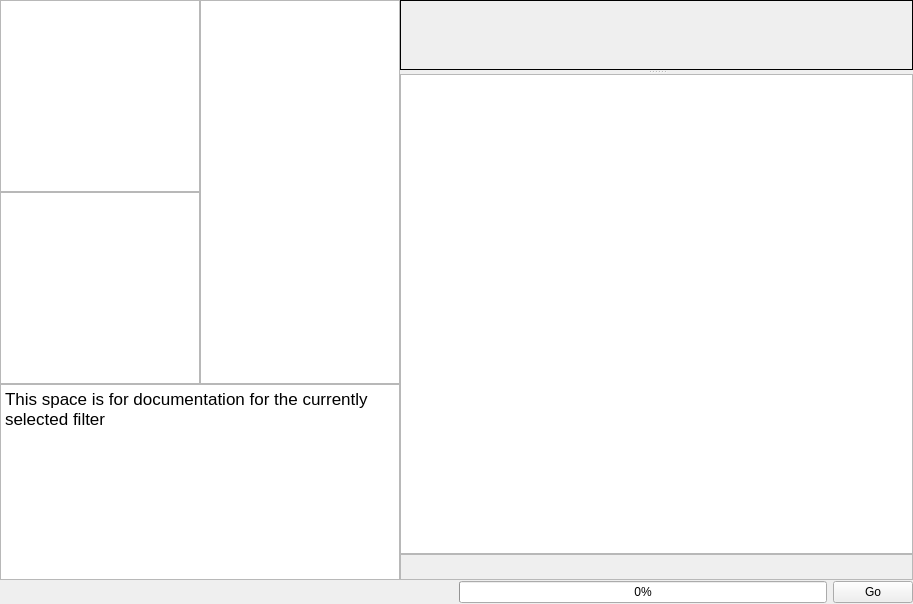
Above: Source/Plugins/PipelineBuilder/UI/PipelineBuilderWidget.ui from BlueQuartzSoftware/DREAM3D before the change. Below: the same form after it.
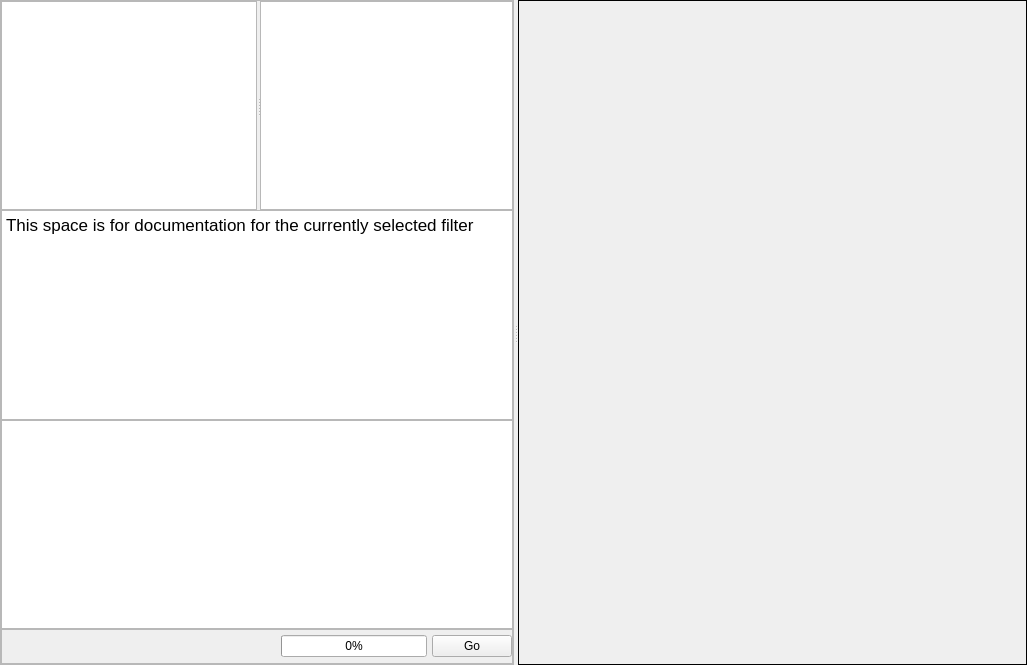
That is the form after the change. Icons and pictures are not drawn. Custom widgets are drawn as their Qt base class.

Commit message: Adjusting the UI for more space efficiency and better user control of the layout.

```diff
--- a/Source/Plugins/PipelineBuilder/UI/PipelineBuilderWidget.ui
+++ b/Source/Plugins/PipelineBuilder/UI/PipelineBuilderWidget.ui
@@ -6,13 +6,37 @@
    <rect>
     <x>0</x>
     <y>0</y>
-    <width>913</width>
-    <height>604</height>
+    <width>1027</width>
+    <height>665</height>
    </rect>
   </property>
   <property name="windowTitle">
    <string>Form</string>
   </property>
+  <layout class="QVBoxLayout" name="verticalLayout">
+   <property name="spacing">
+    <number>0</number>
+   </property>
+   <property name="margin">
+    <number>0</number>
+   </property>
+   <item>
+    <widget class="QSplitter" name="splitter_1">
+     <property name="styleSheet">
+      <string notr="true"> QSplitter::handle {
+	color: rgb(215, 215, 215);
+ }</string>
+     </property>
+     <property name="orientation">
+      <enum>Qt::Horizontal</enum>
+     </property>
+     <widget class="QFrame" name="frame">
+      <property name="frameShape">
+       <enum>QFrame::StyledPanel</enum>
+      </property>
+      <property name="frameShadow">
+       <enum>QFrame::Raised</enum>
+      </property>
   <layout class="QGridLayout" name="gridLayout_2">
    <property name="margin">
     <number>0</number>
@@ -20,28 +44,344 @@
    <property name="spacing">
     <number>0</number>
    </property>
-   <item row="0" column="0">
-    <layout class="QGridLayout" name="gridLayout">
+       <item row="1" column="0" colspan="2">
+        <widget class="QTextEdit" name="helpTextEdit">
+         <property name="sizePolicy">
+          <sizepolicy hsizetype="Preferred" vsizetype="Preferred">
+           <horstretch>0</horstretch>
+           <verstretch>0</verstretch>
+          </sizepolicy>
+         </property>
+         <property name="autoFillBackground">
+          <bool>false</bool>
+         </property>
+         <property name="readOnly">
+          <bool>true</bool>
+         </property>
+         <property name="html">
+          <string>&lt;!DOCTYPE HTML PUBLIC &quot;-//W3C//DTD HTML 4.0//EN&quot; &quot;http://www.w3.org/TR/REC-html40/strict.dtd&quot;&gt;
+&lt;html&gt;&lt;head&gt;&lt;meta name=&quot;qrichtext&quot; content=&quot;1&quot; /&gt;&lt;style type=&quot;text/css&quot;&gt;
+p, li { white-space: pre-wrap; }
+&lt;/style&gt;&lt;/head&gt;&lt;body style=&quot; font-family:'Lucida Grande'; font-size:13pt; font-weight:400; font-style:normal;&quot;&gt;
+&lt;p style=&quot; margin-top:0px; margin-bottom:0px; margin-left:0px; margin-right:0px; -qt-block-indent:0; text-indent:0px;&quot;&gt;This space is for documentation for the currently selected filter&lt;/p&gt;&lt;/body&gt;&lt;/html&gt;</string>
+         </property>
+        </widget>
+       </item>
+       <item row="2" column="0" colspan="2">
+        <widget class="QTextEdit" name="errorsTextEdit">
+         <property name="sizePolicy">
+          <sizepolicy hsizetype="Preferred" vsizetype="Preferred">
+           <horstretch>0</horstretch>
+           <verstretch>0</verstretch>
+          </sizepolicy>
+         </property>
+         <property name="styleSheet">
+          <string notr="true">QTextEdit {image: url(:/filterWidgetBorder.png);}</string>
+         </property>
+         <property name="readOnly">
+          <bool>true</bool>
+         </property>
+        </widget>
+       </item>
+       <item row="3" column="0" colspan="2">
+        <widget class="QFrame" name="frame_2">
+         <property name="sizePolicy">
+          <sizepolicy hsizetype="Preferred" vsizetype="Preferred">
+           <horstretch>0</horstretch>
+           <verstretch>0</verstretch>
+          </sizepolicy>
+         </property>
+         <property name="minimumSize">
+          <size>
+           <width>0</width>
+           <height>0</height>
+          </size>
+         </property>
+         <property name="maximumSize">
+          <size>
+           <width>16777215</width>
+           <height>35</height>
+          </size>
+         </property>
+         <property name="frameShape">
+          <enum>QFrame::StyledPanel</enum>
+         </property>
+         <property name="frameShadow">
+          <enum>QFrame::Raised</enum>
+         </property>
+         <layout class="QHBoxLayout" name="horizontalLayout_2">
+          <property name="spacing">
+           <number>5</number>
+          </property>
+          <property name="leftMargin">
+           <number>5</number>
+          </property>
      <property name="topMargin">
       <number>0</number>
      </property>
      <property name="rightMargin">
       <number>0</number>
      </property>
-     <property name="spacing">
+          <property name="bottomMargin">
       <number>0</number>
      </property>
+          <item>
+           <widget class="QPushButton" name="m_LoadSettingsBtn">
+            <property name="sizePolicy">
+             <sizepolicy hsizetype="Fixed" vsizetype="Fixed">
+              <horstretch>0</horstretch>
+              <verstretch>0</verstretch>
+             </sizepolicy>
+            </property>
+            <property name="minimumSize">
+             <size>
+              <width>24</width>
+              <height>24</height>
+             </size>
+            </property>
+            <property name="maximumSize">
+             <size>
+              <width>24</width>
+              <height>24</height>
+             </size>
+            </property>
+            <property name="toolTip">
+             <string>Open Pipeline File</string>
+            </property>
+            <property name="statusTip">
+             <string/>
+            </property>
+            <property name="text">
+             <string/>
+            </property>
+            <property name="icon">
+             <iconset resource="../../../../Resources/icons/images/Icons.qrc">
+              <normaloff>:/open_pipeline.png</normaloff>:/open_pipeline.png</iconset>
+            </property>
+            <property name="iconSize">
+             <size>
+              <width>24</width>
+              <height>24</height>
+             </size>
+            </property>
+            <property name="flat">
+             <bool>true</bool>
+            </property>
+           </widget>
+          </item>
+          <item>
+           <widget class="QPushButton" name="m_SaveSettingsBtn">
+            <property name="sizePolicy">
+             <sizepolicy hsizetype="Fixed" vsizetype="Fixed">
+              <horstretch>0</horstretch>
+              <verstretch>0</verstretch>
+             </sizepolicy>
+            </property>
+            <property name="minimumSize">
+             <size>
+              <width>24</width>
+              <height>24</height>
+             </size>
+            </property>
+            <property name="maximumSize">
+             <size>
+              <width>24</width>
+              <height>24</height>
+             </size>
+            </property>
+            <property name="toolTip">
+             <string>Save Pipeline File</string>
+            </property>
+            <property name="statusTip">
+             <string/>
+            </property>
+            <property name="text">
+             <string/>
+            </property>
+            <property name="icon">
+             <iconset resource="../../../../Resources/icons/images/Icons.qrc">
+              <normaloff>:/disk_blue.png</normaloff>:/disk_blue.png</iconset>
+            </property>
+            <property name="iconSize">
+             <size>
+              <width>24</width>
+              <height>24</height>
+             </size>
+            </property>
+            <property name="flat">
+             <bool>true</bool>
+            </property>
+           </widget>
+          </item>
+          <item>
+           <spacer name="horizontalSpacer">
+            <property name="orientation">
+             <enum>Qt::Horizontal</enum>
+            </property>
+            <property name="sizeType">
+             <enum>QSizePolicy::Fixed</enum>
+            </property>
+            <property name="sizeHint" stdset="0">
+             <size>
+              <width>12</width>
+              <height>20</height>
+             </size>
+            </property>
+           </spacer>
+          </item>
+          <item>
+           <widget class="QPushButton" name="toggleDocs">
+            <property name="sizePolicy">
+             <sizepolicy hsizetype="Fixed" vsizetype="Fixed">
+              <horstretch>0</horstretch>
+              <verstretch>0</verstretch>
+             </sizepolicy>
+            </property>
+            <property name="minimumSize">
+             <size>
+              <width>24</width>
+              <height>24</height>
+             </size>
+            </property>
+            <property name="maximumSize">
+             <size>
+              <width>24</width>
+              <height>24</height>
+             </size>
+            </property>
+            <property name="toolTip">
+             <string>Display Help for Filter</string>
+            </property>
+            <property name="statusTip">
+             <string/>
+            </property>
+            <property name="text">
+             <string/>
+            </property>
+            <property name="icon">
+             <iconset resource="../../../../Resources/icons/images/Icons.qrc">
+              <normaloff>:/information.png</normaloff>
+              <normalon>:/information.png</normalon>
+              <selectedoff>:/information.png</selectedoff>
+              <selectedon>:/information.png</selectedon>:/information.png</iconset>
+            </property>
+            <property name="iconSize">
+             <size>
+              <width>24</width>
+              <height>24</height>
+             </size>
+            </property>
+            <property name="checkable">
+             <bool>false</bool>
+            </property>
+            <property name="checked">
+             <bool>false</bool>
+            </property>
+            <property name="flat">
+             <bool>true</bool>
+            </property>
+           </widget>
+          </item>
+          <item>
+           <widget class="QPushButton" name="showErrors">
+            <property name="sizePolicy">
+             <sizepolicy hsizetype="Fixed" vsizetype="Fixed">
+              <horstretch>0</horstretch>
+              <verstretch>0</verstretch>
+             </sizepolicy>
+            </property>
+            <property name="minimumSize">
+             <size>
+              <width>24</width>
+              <height>24</height>
+             </size>
+            </property>
+            <property name="maximumSize">
+             <size>
+              <width>24</width>
+              <height>24</height>
+             </size>
+            </property>
+            <property name="toolTip">
+             <string>Show Pipeline Errors</string>
+            </property>
+            <property name="statusTip">
+             <string/>
+            </property>
+            <property name="text">
+             <string/>
+            </property>
+            <property name="icon">
+             <iconset resource="../../../../Resources/icons/images/Icons.qrc">
+              <normaloff>:/debug_error.png</normaloff>:/debug_error.png</iconset>
+            </property>
+            <property name="iconSize">
+             <size>
+              <width>24</width>
+              <height>24</height>
+             </size>
+            </property>
+            <property name="checkable">
+             <bool>false</bool>
+            </property>
+            <property name="flat">
+             <bool>true</bool>
+            </property>
+           </widget>
+          </item>
+          <item>
+           <spacer name="horizontalSpacer_2">
+            <property name="orientation">
+             <enum>Qt::Horizontal</enum>
+            </property>
+            <property name="sizeHint" stdset="0">
+             <size>
+              <width>40</width>
+              <height>20</height>
+             </size>
+            </property>
+           </spacer>
+          </item>
+          <item>
+           <widget class="QProgressBar" name="m_progressBar">
+            <property name="value">
+             <number>0</number>
+            </property>
+           </widget>
+          </item>
+          <item>
+           <widget class="QPushButton" name="m_GoBtn">
+            <property name="text">
+             <string>Go</string>
+            </property>
+           </widget>
+          </item>
+         </layout>
+        </widget>
+       </item>
      <item row="0" column="0">
+        <widget class="QSplitter" name="splitter_2">
+         <property name="styleSheet">
+          <string notr="true"> QSplitter::handle {
+	color: rgb(215, 215, 215);
+ }</string>
+         </property>
+         <property name="orientation">
+          <enum>Qt::Horizontal</enum>
+         </property>
+         <property name="handleWidth">
+          <number>3</number>
+         </property>
       <widget class="QTreeWidget" name="filterLibraryTree">
        <property name="sizePolicy">
-        <sizepolicy hsizetype="Fixed" vsizetype="Preferred">
+           <sizepolicy hsizetype="Preferred" vsizetype="Preferred">
          <horstretch>0</horstretch>
          <verstretch>0</verstretch>
         </sizepolicy>
        </property>
        <property name="maximumSize">
         <size>
-         <width>200</width>
+            <width>16777215</width>
          <height>16777215</height>
         </size>
        </property>
@@ -72,18 +412,16 @@
         </property>
        </column>
       </widget>
-     </item>
-     <item row="0" column="1" rowspan="2">
       <widget class="QFilterListWidget" name="filterList">
        <property name="sizePolicy">
-        <sizepolicy hsizetype="Fixed" vsizetype="Preferred">
-         <horstretch>0</horstretch>
+           <sizepolicy hsizetype="Preferred" vsizetype="Preferred">
+            <horstretch>1</horstretch>
          <verstretch>0</verstretch>
         </sizepolicy>
        </property>
        <property name="maximumSize">
         <size>
-         <width>200</width>
+            <width>16777215</width>
          <height>16777215</height>
         </size>
        </property>
@@ -118,65 +456,20 @@
         <bool>true</bool>
        </property>
       </widget>
-     </item>
-     <item row="1" column="0">
-      <widget class="QTreeWidget" name="presetPipelineTree">
-       <property name="sizePolicy">
-        <sizepolicy hsizetype="Fixed" vsizetype="Preferred">
-         <horstretch>0</horstretch>
-         <verstretch>0</verstretch>
-        </sizepolicy>
-       </property>
-       <property name="maximumSize">
-        <size>
-         <width>200</width>
-         <height>16777215</height>
-        </size>
-       </property>
-       <property name="alternatingRowColors">
-        <bool>true</bool>
-       </property>
-       <property name="verticalScrollMode">
-        <enum>QAbstractItemView::ScrollPerPixel</enum>
-       </property>
-       <property name="uniformRowHeights">
-        <bool>true</bool>
-       </property>
-       <property name="animated">
-        <bool>true</bool>
-       </property>
-       <property name="headerHidden">
-        <bool>true</bool>
-       </property>
-       <column>
-        <property name="text">
-         <string notr="true">1</string>
-        </property>
-       </column>
       </widget>
      </item>
     </layout>
-   </item>
-   <item row="0" column="1" rowspan="2">
-    <layout class="QVBoxLayout" name="verticalLayout">
-     <property name="spacing">
-      <number>0</number>
-     </property>
-     <item>
-      <widget class="QSplitter" name="splitter">
-       <property name="orientation">
-        <enum>Qt::Vertical</enum>
-       </property>
+     </widget>
        <widget class="QScrollArea" name="m_QDroppableScrollArea">
         <property name="sizePolicy">
          <sizepolicy hsizetype="Expanding" vsizetype="Expanding">
-          <horstretch>0</horstretch>
-          <verstretch>0</verstretch>
+        <horstretch>1</horstretch>
+        <verstretch>1</verstretch>
          </sizepolicy>
         </property>
         <property name="minimumSize">
          <size>
-          <width>500</width>
+        <width>0</width>
           <height>0</height>
          </size>
         </property>
@@ -203,8 +496,8 @@
           <rect>
            <x>0</x>
            <y>0</y>
-           <width>507</width>
-           <height>76</height>
+         <width>470</width>
+         <height>663</height>
           </rect>
          </property>
          <property name="sizePolicy">
@@ -230,319 +523,7 @@
          </property>
         </widget>
        </widget>
-       <widget class="QTextEdit" name="errorsTextEdit">
-        <property name="sizePolicy">
-         <sizepolicy hsizetype="Preferred" vsizetype="Preferred">
-          <horstretch>0</horstretch>
-          <verstretch>0</verstretch>
-         </sizepolicy>
-        </property>
-        <property name="readOnly">
-         <bool>true</bool>
-        </property>
-       </widget>
-      </widget>
-     </item>
-     <item>
-      <widget class="QFrame" name="frame_2">
-       <property name="sizePolicy">
-        <sizepolicy hsizetype="Preferred" vsizetype="Fixed">
-         <horstretch>0</horstretch>
-         <verstretch>0</verstretch>
-        </sizepolicy>
-       </property>
-       <property name="minimumSize">
-        <size>
-         <width>0</width>
-         <height>26</height>
-        </size>
-       </property>
-       <property name="maximumSize">
-        <size>
-         <width>16777215</width>
-         <height>26</height>
-        </size>
-       </property>
-       <property name="styleSheet">
-        <string notr="true">QFrame {
-	background-image: url(:/filterWidgetBorder.png);
-}</string>
-       </property>
-       <property name="frameShape">
-        <enum>QFrame::StyledPanel</enum>
-       </property>
-       <property name="frameShadow">
-        <enum>QFrame::Raised</enum>
-       </property>
-       <layout class="QHBoxLayout" name="horizontalLayout_2">
-        <property name="spacing">
-         <number>5</number>
-        </property>
-        <property name="margin">
-         <number>0</number>
-        </property>
-        <item>
-         <widget class="QPushButton" name="showErrors">
-          <property name="sizePolicy">
-           <sizepolicy hsizetype="Fixed" vsizetype="Fixed">
-            <horstretch>0</horstretch>
-            <verstretch>0</verstretch>
-           </sizepolicy>
-          </property>
-          <property name="minimumSize">
-           <size>
-            <width>24</width>
-            <height>24</height>
-           </size>
-          </property>
-          <property name="maximumSize">
-           <size>
-            <width>24</width>
-            <height>24</height>
-           </size>
-          </property>
-          <property name="toolTip">
-           <string>Show Pipeline Errors</string>
-          </property>
-          <property name="statusTip">
-           <string/>
-          </property>
-          <property name="text">
-           <string/>
-          </property>
-          <property name="icon">
-           <iconset resource="../../../../Resources/icons/images/Icons.qrc">
-            <normaloff>:/debug_error.png</normaloff>:/debug_error.png</iconset>
-          </property>
-          <property name="iconSize">
-           <size>
-            <width>24</width>
-            <height>24</height>
-           </size>
-          </property>
-          <property name="checkable">
-           <bool>false</bool>
-          </property>
-          <property name="flat">
-           <bool>true</bool>
-          </property>
-         </widget>
-        </item>
-        <item>
-         <spacer name="horizontalSpacer">
-          <property name="orientation">
-           <enum>Qt::Horizontal</enum>
-          </property>
-          <property name="sizeHint" stdset="0">
-           <size>
-            <width>40</width>
-            <height>20</height>
-           </size>
-          </property>
-         </spacer>
-        </item>
-       </layout>
-      </widget>
-     </item>
-    </layout>
-   </item>
-   <item row="1" column="0">
-    <widget class="QTextEdit" name="helpTextEdit">
-     <property name="sizePolicy">
-      <sizepolicy hsizetype="Preferred" vsizetype="Preferred">
-       <horstretch>0</horstretch>
-       <verstretch>0</verstretch>
-      </sizepolicy>
-     </property>
-     <property name="autoFillBackground">
-      <bool>false</bool>
-     </property>
-     <property name="readOnly">
-      <bool>true</bool>
-     </property>
-     <property name="html">
-      <string>&lt;!DOCTYPE HTML PUBLIC &quot;-//W3C//DTD HTML 4.0//EN&quot; &quot;http://www.w3.org/TR/REC-html40/strict.dtd&quot;&gt;
-&lt;html&gt;&lt;head&gt;&lt;meta name=&quot;qrichtext&quot; content=&quot;1&quot; /&gt;&lt;style type=&quot;text/css&quot;&gt;
-p, li { white-space: pre-wrap; }
-&lt;/style&gt;&lt;/head&gt;&lt;body style=&quot; font-family:'Lucida Grande'; font-size:13pt; font-weight:400; font-style:normal;&quot;&gt;
-&lt;p style=&quot; margin-top:0px; margin-bottom:0px; margin-left:0px; margin-right:0px; -qt-block-indent:0; text-indent:0px;&quot;&gt;This space is for documentation for the currently selected filter&lt;/p&gt;&lt;/body&gt;&lt;/html&gt;</string>
-     </property>
-    </widget>
-   </item>
-   <item row="2" column="0" colspan="2">
-    <layout class="QHBoxLayout" name="horizontalLayout_3">
-     <property name="spacing">
-      <number>6</number>
-     </property>
-     <item>
-      <widget class="QPushButton" name="toggleDocs">
-       <property name="sizePolicy">
-        <sizepolicy hsizetype="Fixed" vsizetype="Fixed">
-         <horstretch>0</horstretch>
-         <verstretch>0</verstretch>
-        </sizepolicy>
-       </property>
-       <property name="minimumSize">
-        <size>
-         <width>24</width>
-         <height>24</height>
-        </size>
-       </property>
-       <property name="maximumSize">
-        <size>
-         <width>24</width>
-         <height>24</height>
-        </size>
-       </property>
-       <property name="toolTip">
-        <string>Display Help for Filter</string>
-       </property>
-       <property name="statusTip">
-        <string/>
-       </property>
-       <property name="text">
-        <string/>
-       </property>
-       <property name="icon">
-        <iconset resource="../../../../Resources/icons/images/Icons.qrc">
-         <normaloff>:/information.png</normaloff>
-         <normalon>:/information.png</normalon>
-         <selectedoff>:/information.png</selectedoff>
-         <selectedon>:/information.png</selectedon>:/information.png</iconset>
-       </property>
-       <property name="iconSize">
-        <size>
-         <width>24</width>
-         <height>24</height>
-        </size>
-       </property>
-       <property name="checkable">
-        <bool>false</bool>
-       </property>
-       <property name="checked">
-        <bool>false</bool>
-       </property>
-       <property name="flat">
-        <bool>true</bool>
-       </property>
-      </widget>
-     </item>
-     <item>
-      <widget class="QPushButton" name="m_LoadSettingsBtn">
-       <property name="sizePolicy">
-        <sizepolicy hsizetype="Fixed" vsizetype="Fixed">
-         <horstretch>0</horstretch>
-         <verstretch>0</verstretch>
-        </sizepolicy>
-       </property>
-       <property name="minimumSize">
-        <size>
-         <width>24</width>
-         <height>24</height>
-        </size>
-       </property>
-       <property name="maximumSize">
-        <size>
-         <width>24</width>
-         <height>24</height>
-        </size>
-       </property>
-       <property name="toolTip">
-        <string>Open Pipeline File</string>
-       </property>
-       <property name="statusTip">
-        <string/>
-       </property>
-       <property name="text">
-        <string/>
-       </property>
-       <property name="icon">
-        <iconset resource="../../../../Resources/icons/images/Icons.qrc">
-         <normaloff>:/open_pipeline.png</normaloff>:/open_pipeline.png</iconset>
-       </property>
-       <property name="iconSize">
-        <size>
-         <width>24</width>
-         <height>24</height>
-        </size>
-       </property>
-       <property name="flat">
-        <bool>true</bool>
-       </property>
-      </widget>
-     </item>
-     <item>
-      <widget class="QPushButton" name="m_SaveSettingsBtn">
-       <property name="sizePolicy">
-        <sizepolicy hsizetype="Fixed" vsizetype="Fixed">
-         <horstretch>0</horstretch>
-         <verstretch>0</verstretch>
-        </sizepolicy>
-       </property>
-       <property name="minimumSize">
-        <size>
-         <width>24</width>
-         <height>24</height>
-        </size>
-       </property>
-       <property name="maximumSize">
-        <size>
-         <width>24</width>
-         <height>24</height>
-        </size>
-       </property>
-       <property name="toolTip">
-        <string>Save Pipeline File</string>
-       </property>
-       <property name="statusTip">
-        <string/>
-       </property>
-       <property name="text">
-        <string/>
-       </property>
-       <property name="icon">
-        <iconset resource="../../../../Resources/icons/images/Icons.qrc">
-         <normaloff>:/disk_blue.png</normaloff>:/disk_blue.png</iconset>
-       </property>
-       <property name="iconSize">
-        <size>
-         <width>24</width>
-         <height>24</height>
-        </size>
-       </property>
-       <property name="flat">
-        <bool>true</bool>
-       </property>
-      </widget>
-     </item>
-     <item>
-      <spacer name="horizontalSpacer_2">
-       <property name="orientation">
-        <enum>Qt::Horizontal</enum>
-       </property>
-       <property name="sizeHint" stdset="0">
-        <size>
-         <width>40</width>
-         <height>20</height>
-        </size>
-       </property>
-      </spacer>
-     </item>
-     <item>
-      <widget class="QProgressBar" name="m_progressBar">
-       <property name="value">
-        <number>0</number>
-       </property>
-      </widget>
-     </item>
-     <item>
-      <widget class="QPushButton" name="m_GoBtn">
-       <property name="text">
-        <string>Go</string>
-       </property>
-      </widget>
-     </item>
-    </layout>
+    </widget>
    </item>
   </layout>
  </widget>
```
Lines whose indentation alone changed are shown as unchanged. The commit also changes 7 other files.
